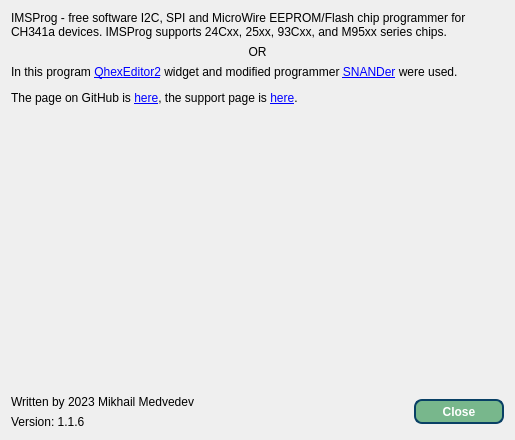
bigbigmdm/IMSProg, file IMSProg_programmer/dialogabout.ui: the form before one commit.
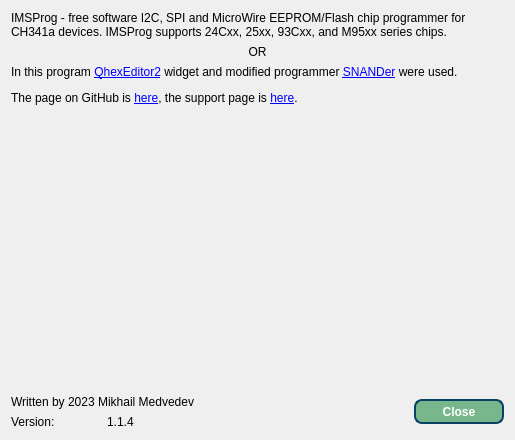
The form after the commit. Icons and pictures are not drawn.

Commit message: Added information about new versions of the program

What changed in the file:
```diff
--- a/IMSProg_programmer/dialogabout.ui
+++ b/IMSProg_programmer/dialogabout.ui
@@ -101,11 +101,37 @@
         </widget>
        </item>
        <item>
+        <layout class="QHBoxLayout" name="horizontalLayout_3">
+         <item>
         <widget class="QLabel" name="label_5">
+           <property name="minimumSize">
+            <size>
+             <width>90</width>
+             <height>0</height>
+            </size>
+           </property>
+           <property name="maximumSize">
+            <size>
+             <width>90</width>
+             <height>16777215</height>
+            </size>
+           </property>
          <property name="text">
-          <string>Version: 1.1.6</string>
-         </property>
-        </widget>
+            <string>Version: </string>
+           </property>
+          </widget>
+         </item>
+         <item>
+          <widget class="QLabel" name="label_8">
+           <property name="statusTip">
+            <string notr="true"/>
+           </property>
+           <property name="text">
+            <string>1.1.4</string>
+           </property>
+          </widget>
+         </item>
+        </layout>
        </item>
       </layout>
      </item>
```
Lines whose indentation alone changed are shown as unchanged. The commit also changes 1 other file.
